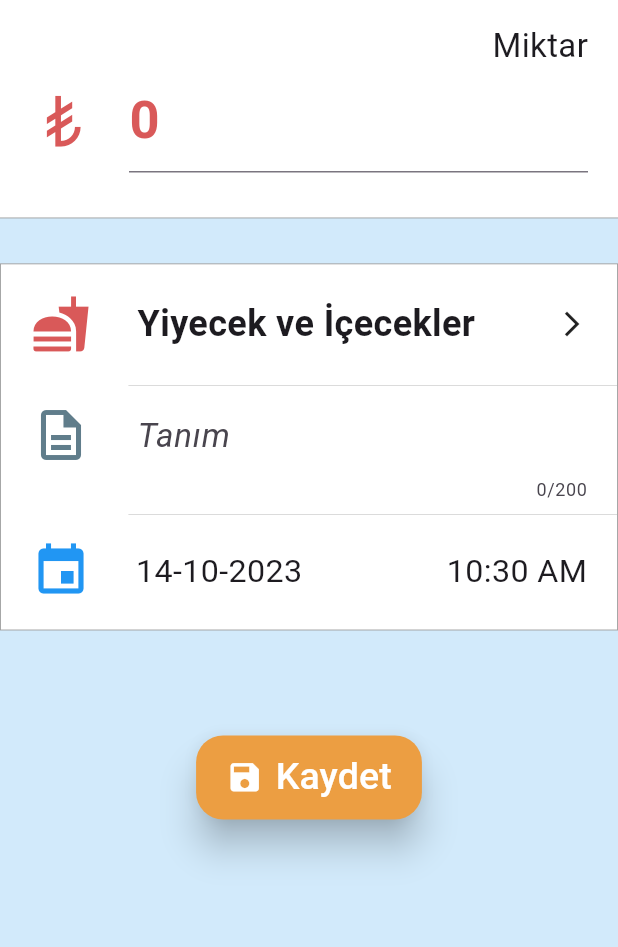
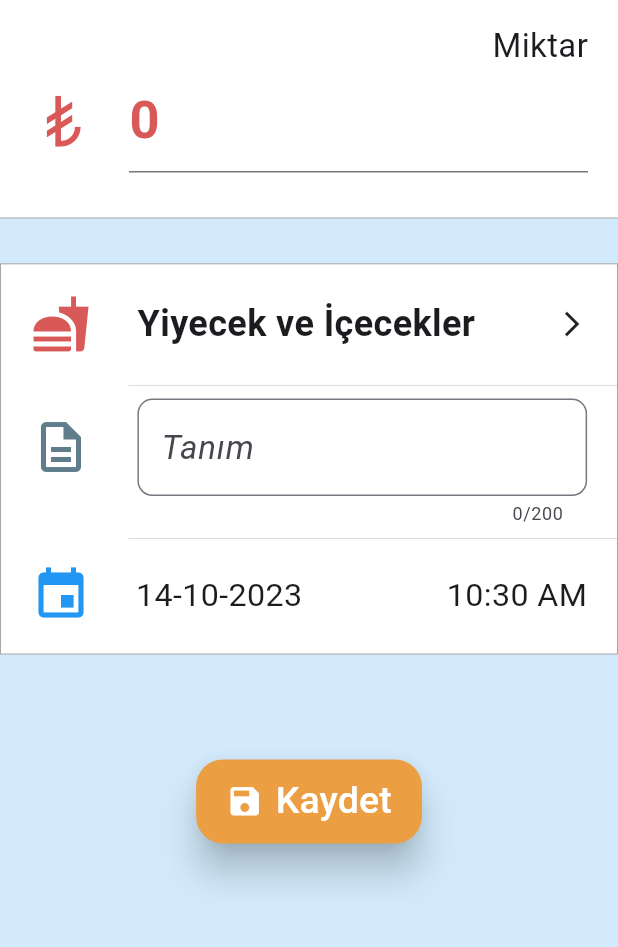
Before and after one commit to yilmazedis/fast_money_tracking, a Flutter app: the AddInput screen opened directly, on a phone screen of 412 x 824 dp, the part 84-1031 px from its top. Run offline on Flutter 3.47's test engine with Material 2 defaults, Android fonts, the light colour scheme and no system bars; our stand-ins replace get, get_storage, google_fonts, sqflite, table_calendar; accounts and stored records are empty; Roboto replaces fonts that are missing (Cousine).

Commit message:
Add border for description textfield

```diff
--- a/lib/widgets/cards/description_card.dart
+++ b/lib/widgets/cards/description_card.dart
@@ -24,7 +24,9 @@ class DescriptionCard extends StatelessWidget {
           textCapitalization: TextCapitalization.sentences,
           textInputAction: TextInputAction.newline,
           decoration: InputDecoration(
-              border: InputBorder.none,
+              border: const OutlineInputBorder(
+                borderRadius: BorderRadius.all(Radius.circular(10.0)),
+              ),
               hintText: getTranslated(context, 'Description'),
               hintStyle: GoogleFonts.cousine(
                 fontSize: 22,
```
